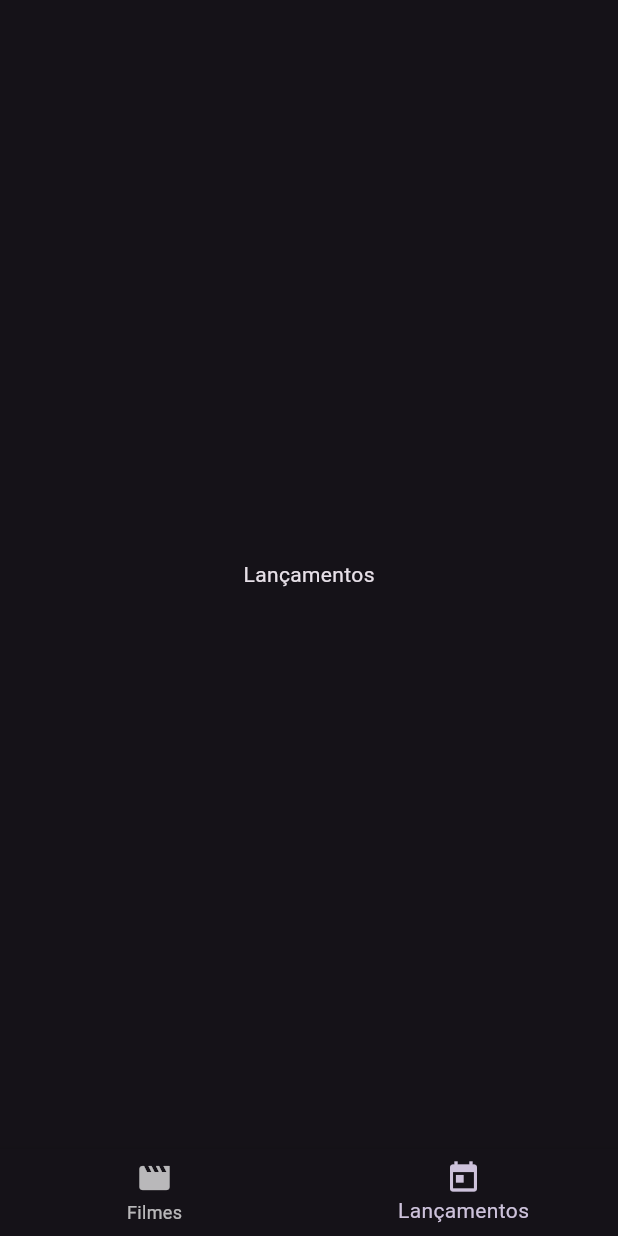
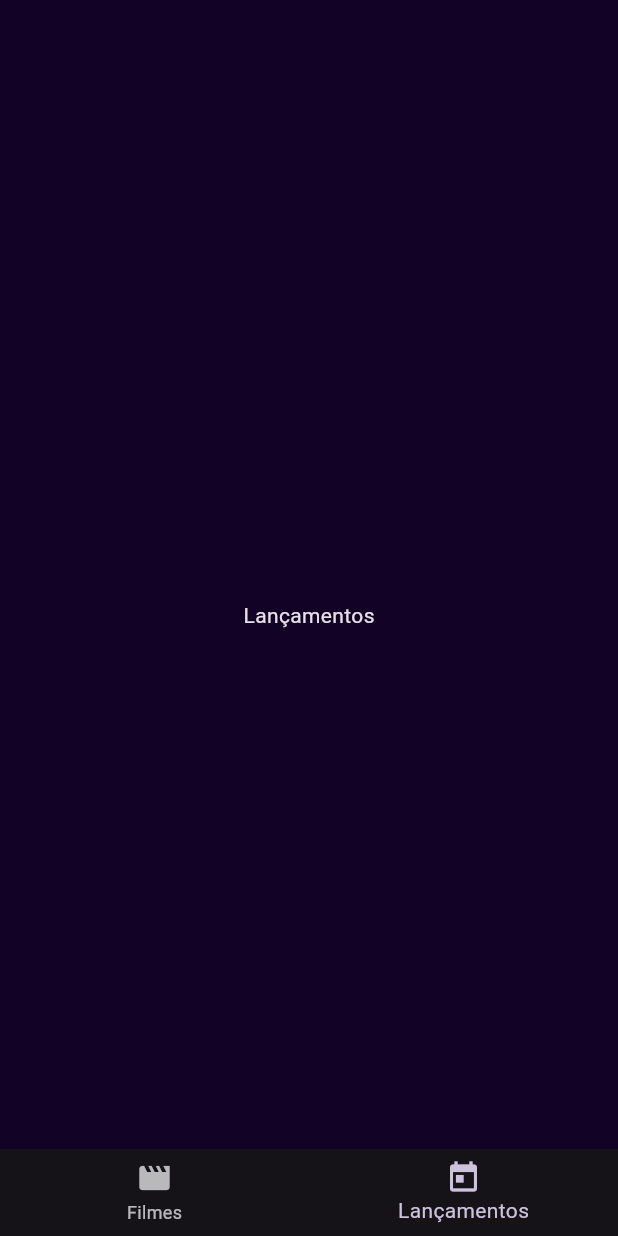
Before and after one commit to joseafsantos/cinetopia, a Flutter app: the Dashboard screen opened directly, item 2 of the bottom bar chosen, on a phone screen of 412 x 824 dp. Run offline on Flutter 3.47's test engine with Material 3 defaults, Android fonts, the phone set to English and light mode, and no system bars.

Commit message:
Dashboard finalizada

```diff
--- a/lib/ui/screens/dashboard.dart
+++ b/lib/ui/screens/dashboard.dart
@@ -22,7 +22,11 @@ class _DashboardState extends State<Dashboard> {
   @override
   Widget build(BuildContext context) {
     return Scaffold(
-      body: _screens.elementAt(_currentIndex),
+      backgroundColor: Color(0xFF120326),
+      body: Padding(
+        padding: const EdgeInsets.fromLTRB(16, 54, 16, 0),
+        child: _screens.elementAt(_currentIndex),
+      ),
       bottomNavigationBar: BottomNavigationBar(
         currentIndex: _currentIndex,
         onTap: (value) => updateIndex(value),
```
Also changed, not shown: lib/ui/screens/search_movies.dart (+41 -1 lines).
